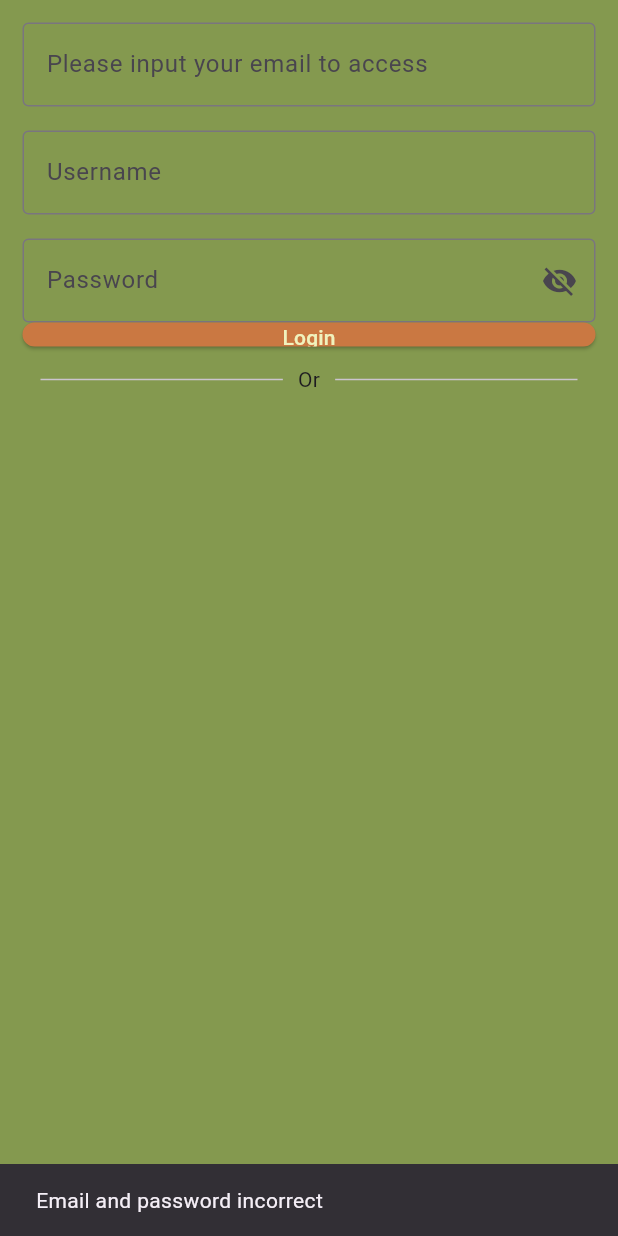
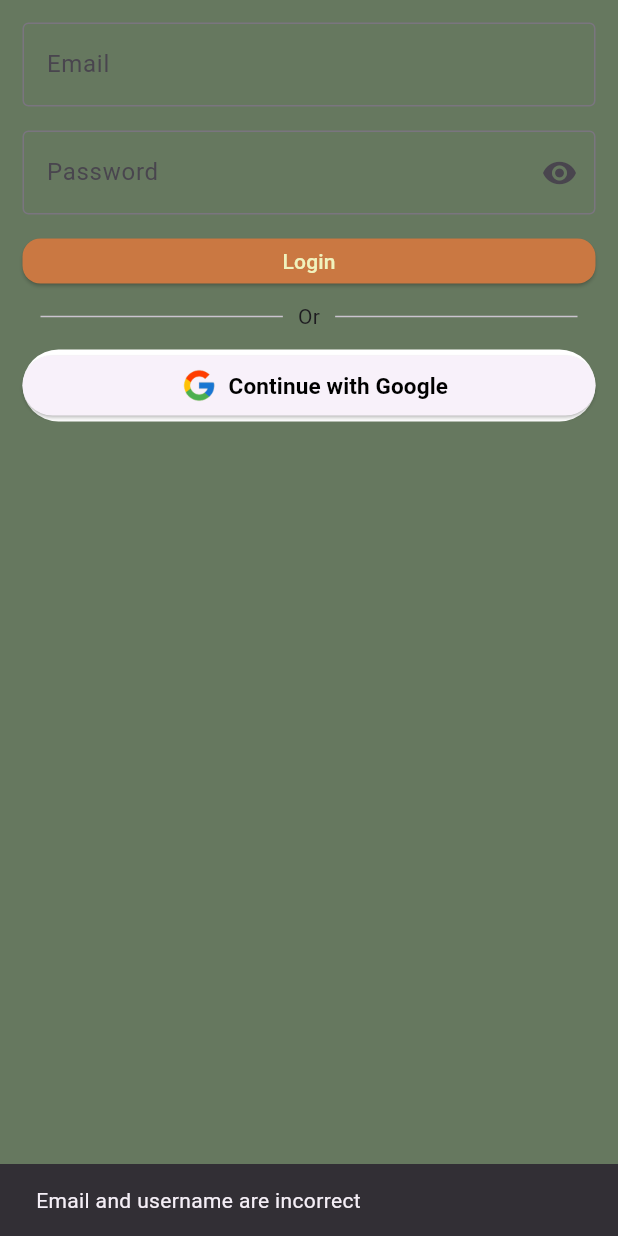
Before and after one commit to andraaae/ppkd_andra, a Flutter app: the LoginScreen2 screen opened directly, after a tap on "Login", on a phone screen of 412 x 824 dp. Run offline on Flutter 3.47's test engine with Material 3 defaults, Android fonts, the light colour scheme and no system bars; our stand-ins replace curved_navigation_bar, delightful_toast, fluttertoast, shared_preferences, sqflite; accounts and stored records are empty.

Commit message:
Tugas 11 alhamdulillah done

```diff
--- a/lib/trial3/trial3/database/dbhelper.dart
+++ b/lib/trial3/trial3/database/dbhelper.dart
@@ -1,35 +1,46 @@
 import 'package:flutter/material.dart';
 import 'package:path/path.dart';
-import 'package:ppkd_andra/tugas11/model/user_model.dart';
-
+import 'package:ppkd_andra/trial3/trial3/model_trial/user_model.dart';
 import 'package:sqflite/sqflite.dart';
 
 class DbHelper {
   static const tableUser = 'users';
-  static const tableStudent = 'students';
+
   static Future<Database> db() async {
     final dbPath = await getDatabasesPath();
     return openDatabase(
       join(dbPath, 'aGreen.db'),
       onCreate: (db, version) async {
         await db.execute(
-          "CREATE TABLE $tableUser(id INTEGER PRIMARY KEY AUTOINCREMENT, username TEXT, email TEXT, password TEXT)",
+          "CREATE TABLE $tableUser(id INTEGER PRIMARY KEY AUTOINCREMENT, username TEXT, email TEXT, password TEXT, phone TEXT, city TEXT)",
         );
       },
+
       //onUpgrade: (db, oldVersion, newVersion) async {
-        //if (newVersion == 2) {
-          //await db.execute(
-            //"CREATE TABLE $tableStudent(id INTEGER PRIMARY KEY AUTOINCREMENT, name TEXT, email TEXT, pass TEXT, )",
-          //);
-        //}
+      //if (newVersion == 2) {
+      //await db.execute(
+      //"CREATE TABLE $tableStudent(id INTEGER PRIMARY KEY AUTOINCREMENT, name TEXT, email TEXT, pass TEXT, )",
+      //);
+      //}
       //},
+      version: 3,
+    );
+  }
 
-      version: 2,
-    );
+  static Future<void> checkAllUsers() async {
+    final dbs = await db();
+    final result = await dbs.query(tableUser);
+    print("CEK ISI TABEL USERS: $result");
   }
 
   static Future<void> registerUser(UserModel user) async {
     final dbs = await db();
+    await dbs.insert(
+      tableUser,
+      user.toMap(),
+      conflictAlgorithm: ConflictAlgorithm.replace,
+    );
+    print('User inserted: ${user.toMap()}');
 
     //Insert adalah fungsi untuk menambahkan data (CREATE)
     await dbs.insert(
@@ -45,34 +56,22 @@ class DbHelper {
     required String password,
   }) async {
     final dbs = await db();
+    final result = await dbs.query(
+      tableUser,
+      where: 'email = ? AND password = ?',
+      whereArgs: [email, password],
+    );
+    print('Login query result: $result');
     //query adalah fungsi untuk menampilkan data (READ)
     final List<Map<String, dynamic>> results = await dbs.query(
       tableUser,
       where: 'email = ? AND password = ?',
       whereArgs: [email, password],
     );
+    print('Login query result: $results');
     if (results.isNotEmpty) {
       return UserModel.fromMap(results.first);
     }
     return null;
   }
-
-  //MENAMBAHKAN SISWA
-  static Future<void> createStudent(UserModel student) async {
-    final dbs = await db();
-    //Insert adalah fungsi untuk menambahkan data (CREATE)
-    await dbs.insert(
-      tableStudent,
-      student.toMap(),
-      conflictAlgorithm: ConflictAlgorithm.replace,
-    );
-    print(student.toMap());
-  }
-  //GET SISWA
-  static Future<List<UserModel>> getAllCustomer() async {
-  final dbs = await DbHelper.db();
-  final List<Map<String, dynamic>> results = await dbs.query('user');
-  print(results.map((e) => UserModel.fromMap(e)).toList());
-  return results.map((e) => UserModel.fromMap(e)).toList();
-  }
 }
--- a/lib/trial3/trial3/model_trial/user_model.dart
+++ b/lib/trial3/trial3/model_trial/user_model.dart
@@ -6,7 +6,16 @@ class UserModel {
   String? username;
   String? email;
   String? password;
-  UserModel({this.id, this.username, this.email, this.password});
+  String? city;
+  String? phone;
+  UserModel({
+    this.id,
+    this.username,
+    this.email,
+    this.password,
+    this.city,
+    this.phone,
+  });
 
   Map<String, dynamic> toMap() {
     return <String, dynamic>{
@@ -14,15 +23,19 @@ class UserModel {
       'username': username,
       'email': email,
       'password': password,
+      'city': city,
+      'phone': phone,
     };
   }
 
   factory UserModel.fromMap(Map<String, dynamic> map) {
     return UserModel(
-      id: map['id'] != null ? map['id'] as int : null,
-      username: map['username'] != null ? map['username'] as String : null,
-      email: map['email'] != null ? map['email'] as String : null,
-      password: map['password'] != null ? map['password'] as String : null,
+      id: map['id']  as int ,
+      username: map['username'] as String,
+      email: map['email'] as String,
+      password: map['password'] as String,
+      city: map['city'] as String,
+      phone: map['phone'] as String,
     );
   }
 
--- a/lib/trial3/trial3/view3/login_screen2.dart
+++ b/lib/trial3/trial3/view3/login_screen2.dart
@@ -17,6 +17,7 @@ class _LoginScreen2State extends State<LoginScreen2> {
   final emailController = TextEditingController();
   final passwordController = TextEditingController();
   final usernameController = TextEditingController();
+  final cityController = TextEditingController();
   bool obscure = false;
   bool isVisible = false;
   bool isbuttonenable = false;
@@ -29,26 +30,34 @@ class _LoginScreen2State extends State<LoginScreen2> {
     emailController.dispose();
     usernameController.dispose();
     passwordController.dispose();
+    cityController.dispose();
   }
 
-  void checkformField(){
+  void checkformField() {
     setState(() {
       isbuttonenable =
           emailController.text.isNotEmpty &&
           usernameController.text.isNotEmpty &&
+          cityController.text.isNotEmpty &&
           passwordController.text.isNotEmpty;
     });
   }
+
   @override
   Widget build(BuildContext context) {
     return Scaffold(
-      backgroundColor: Color(0xFF84994F),
-      body: Padding(padding: EdgeInsets.all(15),
-      child: Form(key: formKey,
-      child: ListView(children: [TextFormField(
+      backgroundColor: Color(0xff66785F),
+      body: Center(
+        child: Padding(
+          padding: EdgeInsets.all(15),
+          child: Form(
+            key: formKey,
+            child: ListView(
+              children: [
+                TextFormField(
                   controller: emailController,
                   decoration: InputDecoration(
-          labelText: 'Please input your email to access',
+                    labelText: 'Email',
                     border: OutlineInputBorder(),
                   ),
                   validator: (value) {
@@ -63,34 +72,24 @@ class _LoginScreen2State extends State<LoginScreen2> {
                     }
                     return null;
                   },
-      ),SizedBox(height: 16),
-      TextFormField(
-        controller: usernameController,
-        decoration: InputDecoration(
-          labelText: 'Username',
-          border: OutlineInputBorder(),
                 ),
-        validator: (value){
-          if (value == null  || value.isEmpty) {
-            return 'Please input username';
-          }
-          return null;
-        },
-      ),
+
                 SizedBox(height: 16),
-       TextFormField(
+                Center(
+                  child: TextFormField(
                     obscureText: _obscurePass,
                     controller: passwordController,
                     decoration: InputDecoration(
                       labelText: 'Password',
                       border: OutlineInputBorder(),
                       suffixIcon: IconButton(
-                    icon: Icon(_obscurePass ? Icons.visibility_off : Icons.visibility),
-                    onPressed: (){
+                        icon: Icon(Icons.visibility),
+                        onPressed: () {
                           setState(() {
                             _obscurePass = !_obscurePass;
                           });
-                    })
+                        },
+                      ),
                     ),
                     validator: (value) {
                       if (value == null || value.isEmpty) {
@@ -99,40 +98,81 @@ class _LoginScreen2State extends State<LoginScreen2> {
                         return 'Minimal password length 7 characters';
                       }
                       return null;
-                }
+                    },
                   ),
-              SizedBox(height: 16,
+                ),
+                SizedBox(height: 16),
+
+                SizedBox(
+                  height: 30,
                   child: ElevatedButton(
                     style: ElevatedButton.styleFrom(
                       backgroundColor: Color(0xffCA7842),
-                  shape: RoundedRectangleBorder(borderRadius: BorderRadius.circular(12),
-                  )
+                      shape: RoundedRectangleBorder(
+                        borderRadius: BorderRadius.circular(12),
+                      ),
                     ),
                     onPressed: () async {
                       final email = emailController.text;
                       final password = passwordController.text;
                       final username = await DbHelper.loginUser(
                         email: email,
-                    password: password);
+                        password: password,
+                      );
                       if (username != null) {
                         PreferenceHandler.saveLogin(true);
-                      Navigator.pushReplacement(context, MaterialPageRoute(builder: (context) => Welcomepage(
-                        id: 'id',
-                        name: 'username',
-                        email: 'email',
-                        city: 'city',
+                        Navigator.pushReplacement(
+                          context,
+                          MaterialPageRoute(
+                            builder: (context) => Welcomepage(
+                              id: username.id.toString() ?? "",
+                              name: username.username ?? "",
+                              email: username.email ?? "",
+                              city: username.city ?? "",
                             ),
                           ),
                         );
-                    ScaffoldMessenger.of(context).showSnackBar(SnackBar(content: Text('Login success ${username}')
+                        //await DbHelper.checkAllUsers();
+                        //if (username != null) {
+                        //Navigator.pushReplacement(
+                        //context,
+                        //MaterialPageRoute(
+                        //builder: (context) => Welcomepage(
+                        //id: 'id',
+                        //name: 'username',
+                        //email: 'email',
+                        //city: 'city',
+                        //),
+                        //),
+                        //);
+
+                        if (!context.mounted) return;
+                        ScaffoldMessenger.of(context).showSnackBar(
+                          SnackBar(content: Text('Login success ${username}')),
+                        );
+                        //Navigator.pushReplacement(
+                        //context,
+                        //MaterialPageRoute(
+                        //builder: (context) => Welcomepage(
+                        //id: 'id',
+                        //name: 'username',
+                        //email: 'email',
+                        //city: 'city',
+                        //),
+                        //),
+                        //);
+                      } else {
+                        if (!context.mounted) return;
+                        ScaffoldMessenger.of(context).showSnackBar(
+                          const SnackBar(
+                            content: Text('Email and username are incorrect'),
                           ),
                         );
-                    } else {ScaffoldMessenger.of(context).showSnackBar(
-                      const SnackBar(content: Text('Email and password incorrect'),
-                      )
-                      );
                       }
-                }, child: Text('Login',
+                      SizedBox(height: 15);
+                    },
+                    child: Text(
+                      'Login',
                       style: TextStyle(color: Color(0xffF0F2BD)),
                     ),
                   ),
@@ -149,8 +189,38 @@ class _LoginScreen2State extends State<LoginScreen2> {
                     ],
                   ),
                 ),
-
+                Container(
+                  width: double.infinity,
+                  decoration: BoxDecoration(
+                    color: Color(0xFFFFFFFF),
+                    borderRadius: BorderRadius.circular(30),
+                  ),
+                  child: ElevatedButton(
+                    onPressed: () {
+                      print('Continue with Google');
+                    },
+                    child: Row(
+                      mainAxisAlignment: MainAxisAlignment.center,
+                      children: [
+                        Image.asset(
+                          'assets/images/Google.png',
+                          height: 24,
+                          width: 39,
+                        ),
+                        Text(
+                          "Continue with Google",
+                          style: TextStyle(
+                            fontSize: 15,
+                            fontWeight: FontWeight.bold,
+                            color: Color.fromARGB(255, 0, 0, 0),
+                          ),
+                        ),
                       ],
+                    ),
+                  ),
+                ),
+              ],
+            ),
           ),
         ),
       ),
```
Also changed, not shown: lib/trial3/trial3/model_trial/splash_2.dart (added, +57 -0 lines), lib/trial3/trial3/view3/list_user.dart (added, +59 -0 lines), lib/trial3/trial3/view3/register.dart (+19 -8 lines), lib/trial3/trial3/view3/welcomepage.dart (+13 -11 lines). Lines whose indentation alone changed are shown as unchanged.
